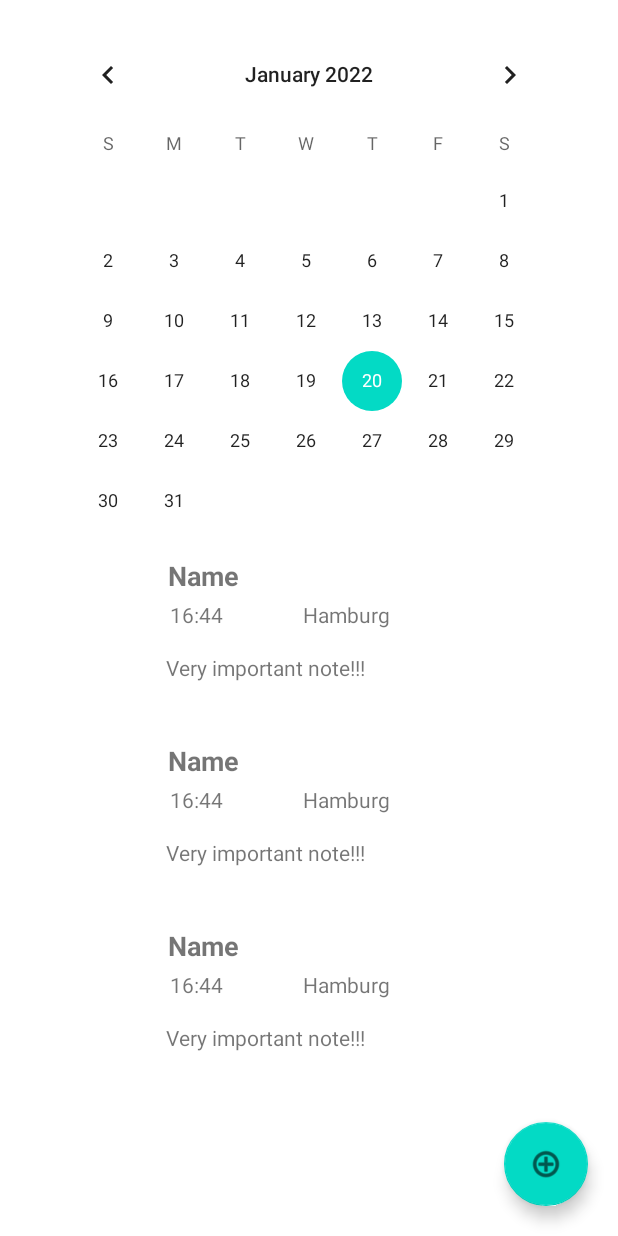
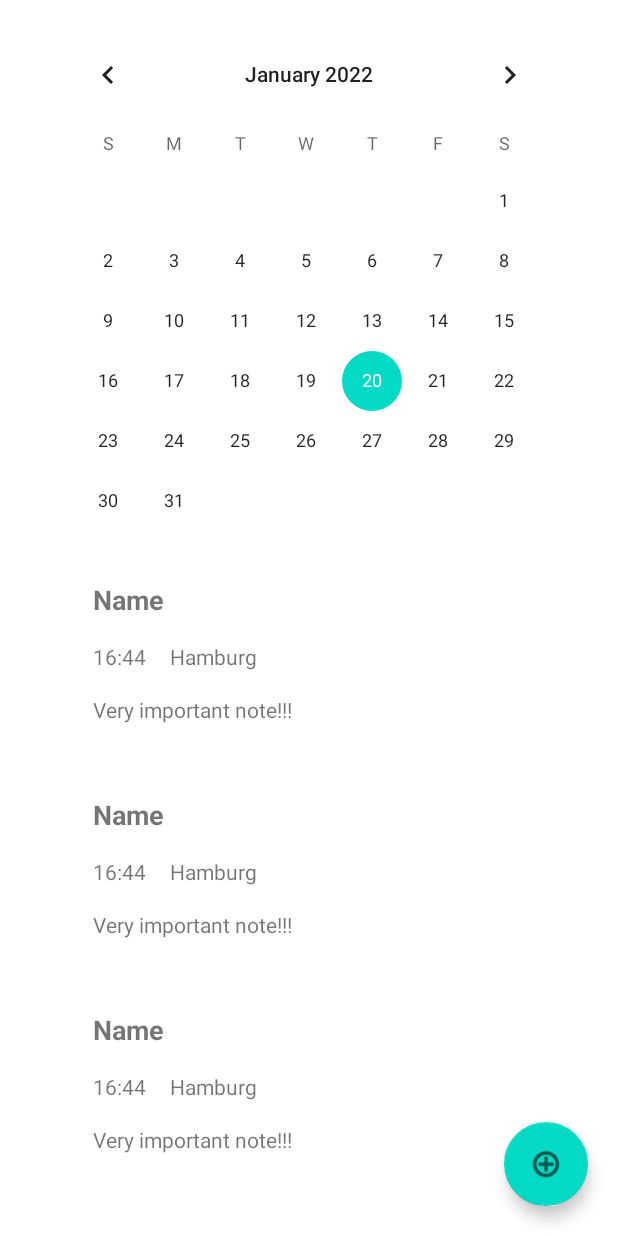
Before and after one commit to Emtrixx/DailyManager, an Android app: the layout activity_main.xml on its own in the app's theme, with its tools: preview values and no code run, on a phone screen of 412 x 824 dp. Run offline under Robolectric (Android 15) with nearby library versions, the phone set to English and light mode, and no system bars; network calls fail.

```diff
--- a/app/src/main/java/com/example/dailymanager2/Entry.kt
+++ b/app/src/main/java/com/example/dailymanager2/Entry.kt
@@ -1,4 +1,6 @@
 package com.example.dailymanager2
+
+import java.io.Serializable
 
 data class Entry(
     val date: String,
@@ -6,4 +8,4 @@ data class Entry(
     val name: String,
     val location: String,
     val note: String
-)
+): Serializable
--- a/app/src/main/java/com/example/dailymanager2/MainAdapter.kt
+++ b/app/src/main/java/com/example/dailymanager2/MainAdapter.kt
@@ -19,5 +19,4 @@ class MainAdapter(private val list: ArrayList<Entry>):RecyclerView.Adapter<MainV
     override fun getItemCount(): Int {
         return list.size
     }
-
 }
--- a/app/src/main/res/layout/activity_main.xml
+++ b/app/src/main/res/layout/activity_main.xml
@@ -7,7 +7,7 @@
     tools:context=".MainActivity">
 
     <CalendarView
-        android:id="@+id/calendarView"
+        android:id="@+id/datePickerMain"
         android:layout_width="match_parent"
         android:layout_height="wrap_content"
         android:layout_marginStart="30dp"
@@ -30,7 +30,7 @@
         app:layout_constraintBottom_toBottomOf="parent"
         app:layout_constraintEnd_toEndOf="parent"
         app:layout_constraintStart_toStartOf="parent"
-        app:layout_constraintTop_toBottomOf="@+id/calendarView"
+        app:layout_constraintTop_toBottomOf="@+id/datePickerMain"
         tools:listitem="@layout/rv_item"/>
 
     <com.google.android.material.floatingactionbutton.FloatingActionButton
--- a/app/src/main/res/layout/rv_item.xml
+++ b/app/src/main/res/layout/rv_item.xml
@@ -10,55 +10,43 @@
         android:id="@+id/itemName"
         android:layout_width="wrap_content"
         android:layout_height="wrap_content"
-        android:layout_marginStart="1dp"
-        android:layout_marginBottom="4dp"
+        android:layout_marginStart="16dp"
+        android:layout_marginTop="16dp"
         android:textSize="18sp"
         android:textStyle="bold"
-        app:layout_constraintBottom_toTopOf="@+id/itemTime"
-        app:layout_constraintStart_toStartOf="@+id/itemNote"
+        app:layout_constraintStart_toStartOf="parent"
+        app:layout_constraintTop_toTopOf="parent"
         tools:text="Name" />
-
-    <TextView
-        android:id="@+id/itemLocation"
-        android:layout_width="wrap_content"
-        android:layout_height="wrap_content"
-        android:layout_marginStart="156dp"
-        android:layout_marginBottom="16dp"
-        android:text="TextView"
-        app:layout_constraintBottom_toTopOf="@+id/itemNote"
-        app:layout_constraintStart_toStartOf="parent"
-        tools:text="Hamburg" />
 
     <TextView
         android:id="@+id/itemTime"
         android:layout_width="wrap_content"
         android:layout_height="wrap_content"
-        android:layout_marginStart="1dp"
+        android:layout_marginTop="16dp"
         android:text="TextView"
-        app:layout_constraintBaseline_toBaselineOf="@+id/itemLocation"
         app:layout_constraintStart_toStartOf="@+id/itemName"
+        app:layout_constraintTop_toBottomOf="@+id/itemName"
         tools:text="16:44" />
 
     <TextView
         android:id="@+id/itemNote"
         android:layout_width="wrap_content"
         android:layout_height="wrap_content"
-        android:layout_marginEnd="16dp"
-        android:layout_marginBottom="8dp"
+        android:layout_marginTop="16dp"
         android:text="TextView"
-        app:layout_constraintBottom_toTopOf="@+id/view"
-        app:layout_constraintEnd_toEndOf="@+id/itemLocation"
+        app:layout_constraintStart_toStartOf="@+id/itemTime"
+        app:layout_constraintTop_toBottomOf="@+id/itemTime"
         tools:text="Very important note!!!" />
 
-    <View
-        android:id="@+id/view"
-        android:layout_width="0dp"
-        android:layout_height="0dp"
+    <TextView
+        android:id="@+id/itemLocation"
+        android:layout_width="wrap_content"
+        android:layout_height="wrap_content"
         android:layout_marginStart="16dp"
-        android:layout_marginEnd="16dp"
-        app:layout_constraintBottom_toBottomOf="parent"
-        app:layout_constraintEnd_toEndOf="parent"
-        app:layout_constraintStart_toStartOf="parent" />
+        android:text="TextView"
+        app:layout_constraintBaseline_toBaselineOf="@+id/itemTime"
+        app:layout_constraintStart_toEndOf="@+id/itemTime"
+        tools:text="Hamburg" />
 
 
 </androidx.constraintlayout.widget.ConstraintLayout>
```
Also changed, not shown: app/src/main/java/com/example/dailymanager2/AddEntryActivity.kt (+10 -4 lines), app/src/main/java/com/example/dailymanager2/Entries.kt (+31 -2 lines), app/src/main/java/com/example/dailymanager2/MainActivity.kt (+26 -4 lines), app/src/main/java/com/example/dailymanager2/MainViewHolder.kt (+1 -14 lines).
